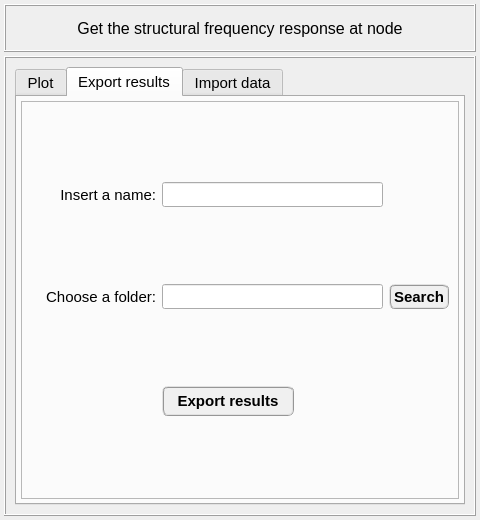
The window that data/user_input/ui/plots_/results_/structural_/plot_structural_frequency_response.ui (open-pulse/OpenPulse) describes before a commit, drawn with Qt 5.
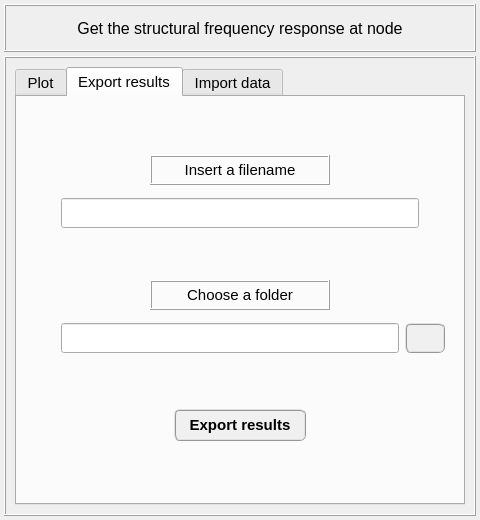
The same window after the commit. The open tabs and pages were chosen to show the change.

Commit message: Adds semilogx plot and fixes the related bugs #167

Diff of the .ui file:
```diff
--- a/data/user_input/ui/plots_/results_/structural_/plot_structural_frequency_response.ui
+++ b/data/user_input/ui/plots_/results_/structural_/plot_structural_frequency_response.ui
@@ -1037,24 +1037,96 @@
           <item row="0" column="0">
            <widget class="QFrame" name="frame_6">
             <property name="frameShape">
-             <enum>QFrame::StyledPanel</enum>
+             <enum>QFrame::NoFrame</enum>
             </property>
             <property name="frameShadow">
              <enum>QFrame::Raised</enum>
             </property>
-            <layout class="QGridLayout" name="gridLayout_8">
+            <layout class="QGridLayout" name="gridLayout_14">
+             <property name="leftMargin">
+              <number>12</number>
+             </property>
+             <property name="rightMargin">
+              <number>12</number>
+             </property>
              <item row="0" column="0">
-              <widget class="QLabel" name="label_6">
+              <widget class="QFrame" name="frame_25">
+               <property name="frameShape">
+                <enum>QFrame::NoFrame</enum>
+               </property>
+               <property name="frameShadow">
+                <enum>QFrame::Raised</enum>
+               </property>
+              </widget>
+             </item>
+             <item row="6" column="0">
+              <widget class="QFrame" name="frame_27">
+               <property name="frameShape">
+                <enum>QFrame::NoFrame</enum>
+               </property>
+               <property name="frameShadow">
+                <enum>QFrame::Raised</enum>
+               </property>
+              </widget>
+             </item>
+             <item row="8" column="0">
+              <widget class="QFrame" name="frame_26">
+               <property name="frameShape">
+                <enum>QFrame::NoFrame</enum>
+               </property>
+               <property name="frameShadow">
+                <enum>QFrame::Raised</enum>
+               </property>
+              </widget>
+             </item>
+             <item row="1" column="0">
+              <widget class="QFrame" name="frame_17">
                <property name="minimumSize">
                 <size>
-                 <width>125</width>
-                 <height>25</height>
+                 <width>0</width>
+                 <height>40</height>
                 </size>
                </property>
                <property name="maximumSize">
                 <size>
+                 <width>16777215</width>
+                 <height>40</height>
+                </size>
+               </property>
+               <property name="frameShape">
+                <enum>QFrame::NoFrame</enum>
+               </property>
+               <property name="frameShadow">
+                <enum>QFrame::Raised</enum>
+               </property>
+               <layout class="QGridLayout" name="gridLayout_12">
+                <property name="leftMargin">
+                 <number>2</number>
+                </property>
+                <property name="topMargin">
+                 <number>2</number>
+                </property>
+                <property name="rightMargin">
+                 <number>2</number>
+                </property>
+                <property name="bottomMargin">
+                 <number>2</number>
+                </property>
+                <property name="spacing">
+                 <number>2</number>
+                </property>
+                <item row="0" column="0">
+                 <widget class="QLabel" name="label_7">
+                  <property name="minimumSize">
+                   <size>
                  <width>125</width>
-                 <height>25</height>
+                    <height>30</height>
+                   </size>
+                  </property>
+                  <property name="maximumSize">
+                   <size>
+                    <width>180</width>
+                    <height>30</height>
                 </size>
                </property>
                <property name="font">
@@ -1066,29 +1138,56 @@
                  <bold>false</bold>
                 </font>
                </property>
+                  <property name="frameShape">
+                   <enum>QFrame::Box</enum>
+                  </property>
+                  <property name="frameShadow">
+                   <enum>QFrame::Raised</enum>
+                  </property>
                <property name="text">
-                <string>Insert a name:</string>
-               </property>
-               <property name="scaledContents">
-                <bool>false</bool>
+                   <string>Insert a filename</string>
                </property>
                <property name="alignment">
-                <set>Qt::AlignRight|Qt::AlignTrailing|Qt::AlignVCenter</set>
+                   <set>Qt::AlignCenter</set>
                </property>
               </widget>
              </item>
+               </layout>
+              </widget>
+             </item>
+             <item row="2" column="0">
+              <widget class="QFrame" name="frame_23">
+               <property name="frameShape">
+                <enum>QFrame::NoFrame</enum>
+               </property>
+               <property name="frameShadow">
+                <enum>QFrame::Raised</enum>
+               </property>
+               <layout class="QGridLayout" name="gridLayout_13">
+                <property name="leftMargin">
+                 <number>2</number>
+                </property>
+                <property name="topMargin">
+                 <number>2</number>
+                </property>
+                <property name="rightMargin">
+                 <number>2</number>
+                </property>
+                <property name="bottomMargin">
+                 <number>2</number>
+                </property>
              <item row="0" column="1">
               <widget class="QLineEdit" name="lineEdit_file_name">
                <property name="minimumSize">
                 <size>
                  <width>0</width>
-                 <height>25</height>
+                    <height>30</height>
                 </size>
                </property>
                <property name="maximumSize">
                 <size>
                  <width>16777215</width>
-                 <height>25</height>
+                    <height>30</height>
                 </size>
                </property>
                <property name="font">
@@ -1111,18 +1210,89 @@
                </property>
               </widget>
              </item>
-             <item row="1" column="0">
+                <item row="0" column="0">
+                 <widget class="QFrame" name="frame_29">
+                  <property name="minimumSize">
+                   <size>
+                    <width>20</width>
+                    <height>0</height>
+                   </size>
+                  </property>
+                  <property name="frameShape">
+                   <enum>QFrame::NoFrame</enum>
+                  </property>
+                  <property name="frameShadow">
+                   <enum>QFrame::Raised</enum>
+                  </property>
+                 </widget>
+                </item>
+                <item row="0" column="2">
+                 <widget class="QFrame" name="frame_30">
+                  <property name="minimumSize">
+                   <size>
+                    <width>20</width>
+                    <height>0</height>
+                   </size>
+                  </property>
+                  <property name="frameShape">
+                   <enum>QFrame::NoFrame</enum>
+                  </property>
+                  <property name="frameShadow">
+                   <enum>QFrame::Raised</enum>
+                  </property>
+                 </widget>
+                </item>
+               </layout>
+              </widget>
+             </item>
+             <item row="4" column="0">
+              <widget class="QFrame" name="frame_12">
+               <property name="minimumSize">
+                <size>
+                 <width>0</width>
+                 <height>40</height>
+                </size>
+               </property>
+               <property name="maximumSize">
+                <size>
+                 <width>16777215</width>
+                 <height>40</height>
+                </size>
+               </property>
+               <property name="frameShape">
+                <enum>QFrame::NoFrame</enum>
+               </property>
+               <property name="frameShadow">
+                <enum>QFrame::Raised</enum>
+               </property>
+               <layout class="QGridLayout" name="gridLayout_9">
+                <property name="leftMargin">
+                 <number>2</number>
+                </property>
+                <property name="topMargin">
+                 <number>2</number>
+                </property>
+                <property name="rightMargin">
+                 <number>2</number>
+                </property>
+                <property name="bottomMargin">
+                 <number>2</number>
+                </property>
+                <property name="spacing">
+                 <number>2</number>
+                </property>
+                <item row="0" column="0">
               <widget class="QLabel" name="label_5">
                <property name="minimumSize">
                 <size>
                  <width>125</width>
-                 <height>25</height>
+                    <height>30</height>
                 </size>
                </property>
                <property name="maximumSize">
                 <size>
-                 <width>125</width>
-                 <height>25</height>
+                    <width>180</width>
+                    <height>30</height>
                 </size>
                </property>
                <property name="font">
@@ -1134,26 +1304,56 @@
                  <bold>false</bold>
                 </font>
                </property>
+                  <property name="frameShape">
+                   <enum>QFrame::Box</enum>
+                  </property>
+                  <property name="frameShadow">
+                   <enum>QFrame::Raised</enum>
+                  </property>
                <property name="text">
-                <string>Choose a folder:</string>
+                   <string>Choose a folder</string>
                </property>
                <property name="alignment">
-                <set>Qt::AlignRight|Qt::AlignTrailing|Qt::AlignVCenter</set>
+                   <set>Qt::AlignCenter</set>
                </property>
               </widget>
              </item>
-             <item row="1" column="1">
+               </layout>
+              </widget>
+             </item>
+             <item row="5" column="0">
+              <widget class="QFrame" name="frame_11">
+               <property name="frameShape">
+                <enum>QFrame::NoFrame</enum>
+               </property>
+               <property name="frameShadow">
+                <enum>QFrame::Raised</enum>
+               </property>
+               <layout class="QGridLayout" name="gridLayout_8">
+                <property name="leftMargin">
+                 <number>2</number>
+                </property>
+                <property name="topMargin">
+                 <number>2</number>
+                </property>
+                <property name="rightMargin">
+                 <number>2</number>
+                </property>
+                <property name="bottomMargin">
+                 <number>2</number>
+                </property>
+                <item row="0" column="1">
               <widget class="QLineEdit" name="lineEdit_save_results_path">
                <property name="minimumSize">
                 <size>
                  <width>0</width>
-                 <height>25</height>
+                    <height>30</height>
                 </size>
                </property>
                <property name="maximumSize">
                 <size>
                  <width>16777215</width>
-                 <height>25</height>
+                    <height>30</height>
                 </size>
                </property>
                <property name="font">
@@ -1173,18 +1373,18 @@
                </property>
               </widget>
              </item>
-             <item row="1" column="2">
+                <item row="0" column="2">
               <widget class="QPushButton" name="pushButton_choose_folder_export">
                <property name="minimumSize">
                 <size>
-                 <width>60</width>
-                 <height>25</height>
+                    <width>40</width>
+                    <height>30</height>
                 </size>
                </property>
                <property name="maximumSize">
                 <size>
-                 <width>60</width>
-                 <height>25</height>
+                    <width>40</width>
+                    <height>30</height>
                 </size>
                </property>
                <property name="font">
@@ -1202,22 +1402,50 @@
 QPushButton:pressed{border-radius: 6px; border-color: rgb(0, 170, 255); border-style: ridge; border-width: 3px; color: rgb(0, 0, 0); background-color: rgb(174, 213, 255); font: 75 bold 11pt &quot;MS Shell Dlg 2&quot;}</string>
                </property>
                <property name="text">
-                <string>Search</string>
+                   <string/>
                </property>
               </widget>
              </item>
-             <item row="2" column="1">
+                <item row="0" column="0">
+                 <widget class="QFrame" name="frame_24">
+                  <property name="minimumSize">
+                   <size>
+                    <width>20</width>
+                    <height>0</height>
+                   </size>
+                  </property>
+                  <property name="frameShape">
+                   <enum>QFrame::NoFrame</enum>
+                  </property>
+                  <property name="frameShadow">
+                   <enum>QFrame::Raised</enum>
+                  </property>
+                 </widget>
+                </item>
+               </layout>
+              </widget>
+             </item>
+             <item row="7" column="0">
+              <widget class="QFrame" name="frame_14">
+               <property name="frameShape">
+                <enum>QFrame::NoFrame</enum>
+               </property>
+               <property name="frameShadow">
+                <enum>QFrame::Raised</enum>
+               </property>
+               <layout class="QGridLayout" name="gridLayout_11">
+                <item row="0" column="1">
               <widget class="QPushButton" name="pushButton_export_results">
                <property name="minimumSize">
                 <size>
                  <width>132</width>
-                 <height>30</height>
+                    <height>32</height>
                 </size>
                </property>
                <property name="maximumSize">
                 <size>
-                 <width>132</width>
-                 <height>30</height>
+                    <width>140</width>
+                    <height>32</height>
                 </size>
                </property>
                <property name="font">
@@ -1239,6 +1467,39 @@
                </property>
               </widget>
              </item>
+                <item row="0" column="0">
+                 <widget class="QFrame" name="frame_15">
+                  <property name="frameShape">
+                   <enum>QFrame::NoFrame</enum>
+                  </property>
+                  <property name="frameShadow">
+                   <enum>QFrame::Raised</enum>
+                  </property>
+                 </widget>
+                </item>
+                <item row="0" column="2">
+                 <widget class="QFrame" name="frame_16">
+                  <property name="frameShape">
+                   <enum>QFrame::NoFrame</enum>
+                  </property>
+                  <property name="frameShadow">
+                   <enum>QFrame::Raised</enum>
+                  </property>
+                 </widget>
+                </item>
+               </layout>
+              </widget>
+             </item>
+             <item row="3" column="0">
+              <widget class="QFrame" name="frame_28">
+               <property name="frameShape">
+                <enum>QFrame::NoFrame</enum>
+               </property>
+               <property name="frameShadow">
+                <enum>QFrame::Raised</enum>
+               </property>
+              </widget>
+             </item>
             </layout>
            </widget>
           </item>
```
Left out of the diff: 15 changed lines with no effect on the pictures. Lines whose indentation alone changed are shown as unchanged. The commit also changes 3 other files.
